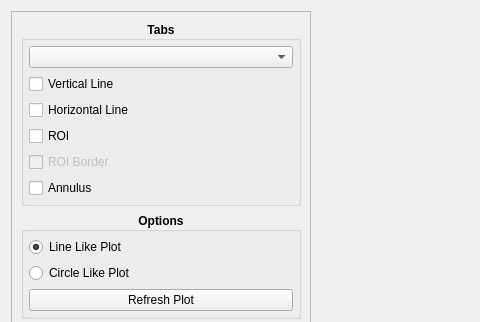
Old version of the form kmap/ui/profileplottab.ui in the repository brands-d/kMap; both pictures show x 0 to 480 and y 0 to 322 of the 1213 by 927 pixel window.
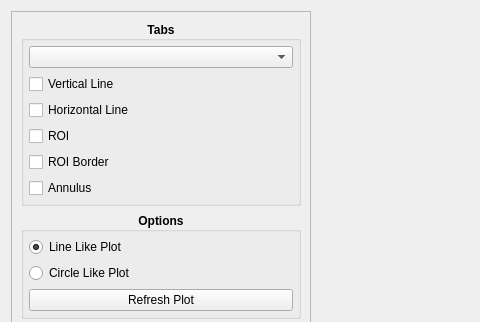
New version of the form. Custom widgets are drawn as their Qt base class.

Diff of the .ui file:
```diff
--- a/kmap/ui/profileplottab.ui
+++ b/kmap/ui/profileplottab.ui
@@ -123,7 +123,7 @@
           <item>
            <widget class="QCheckBox" name="border_checkbox">
             <property name="enabled">
-             <bool>false</bool>
+             <bool>true</bool>
             </property>
             <property name="font">
              <font>
```
